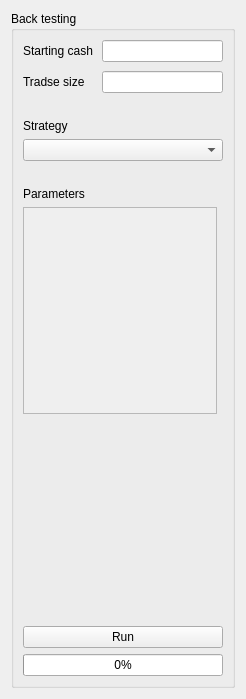
The window that ui/strategyTester.ui (Skinok/backtrader-pyqt-ui) describes before a commit, drawn with Qt 5.
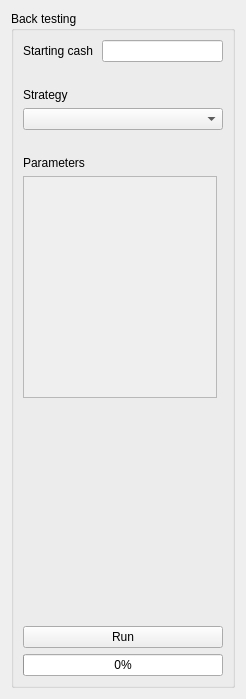
The same window after the commit.

Commit message: Strategy change, trigeer a good list of parameters

Patch:
```diff
--- a/ui/strategyTester.ui
+++ b/ui/strategyTester.ui
@@ -31,7 +31,7 @@
            <x>0</x>
            <y>0</y>
            <width>188</width>
-           <height>205</height>
+           <height>219</height>
           </rect>
          </property>
          <layout class="QVBoxLayout" name="verticalLayout">
@@ -129,16 +129,6 @@
         <property name="spacing">
          <number>9</number>
         </property>
-        <item row="1" column="0">
-         <widget class="QLabel" name="label_2">
-          <property name="text">
-           <string>Tradse size</string>
-          </property>
-         </widget>
-        </item>
-        <item row="1" column="1">
-         <widget class="QLineEdit" name="lineEdit_3"/>
-        </item>
         <item row="0" column="0">
          <widget class="QLabel" name="label">
           <property name="text">
```
Left out of the diff: 2 changed lines with no effect on the pictures. The commit also changes 3 other files.
